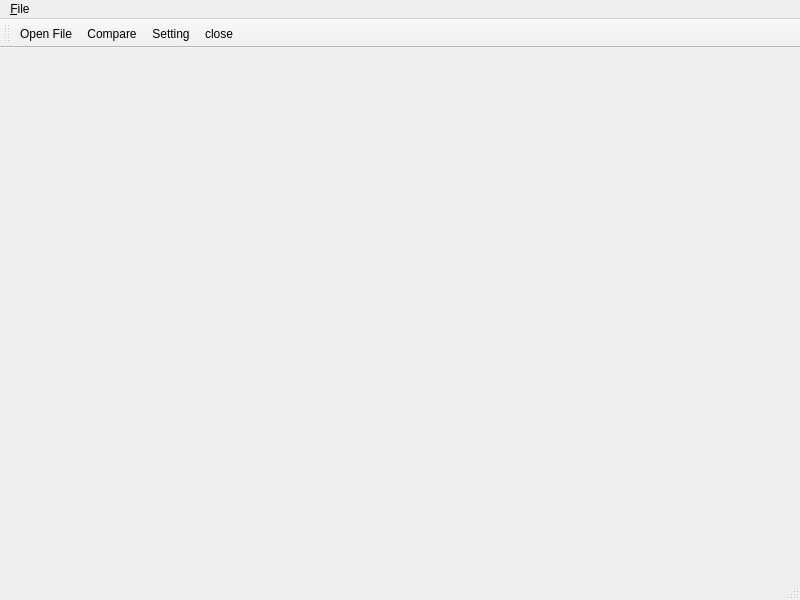
ie456/LEARN-PYQT5-1, file PyQt5-Chinese-tutorial/MainPage.ui: the form before one commit.
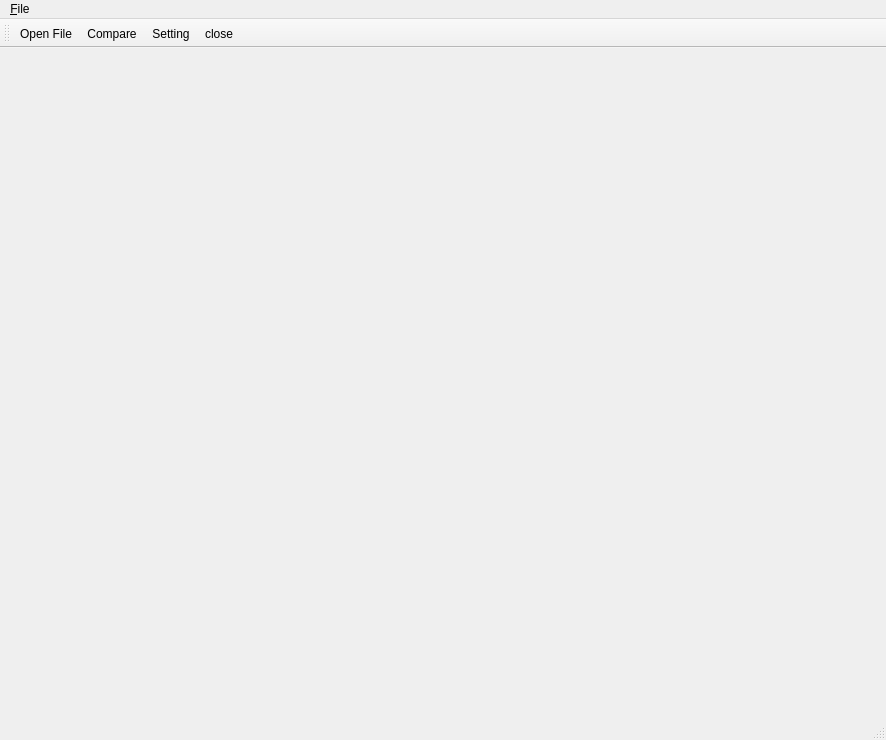
The form after the commit. Icons and pictures are not drawn.

What changed in the file:
```diff
--- a/PyQt5-Chinese-tutorial/MainPage.ui
+++ b/PyQt5-Chinese-tutorial/MainPage.ui
@@ -6,20 +6,28 @@
    <rect>
     <x>0</x>
     <y>0</y>
-    <width>800</width>
-    <height>600</height>
+    <width>886</width>
+    <height>740</height>
    </rect>
   </property>
   <property name="windowTitle">
    <string>MainWindow</string>
   </property>
-  <widget class="QWidget" name="centralwidget"/>
+  <widget class="QWidget" name="centralwidget">
+   <property name="layoutDirection">
+    <enum>Qt::LeftToRight</enum>
+   </property>
+   <property name="autoFillBackground">
+    <bool>false</bool>
+   </property>
+   <layout class="QVBoxLayout" name="verticalLayout"/>
+  </widget>
   <widget class="QMenuBar" name="menubar">
    <property name="geometry">
     <rect>
      <x>0</x>
      <y>0</y>
-     <width>800</width>
+     <width>886</width>
      <height>25</height>
     </rect>
    </property>
@@ -42,7 +50,7 @@
     <enum>TopToolBarArea</enum>
    </attribute>
    <attribute name="toolBarBreak">
-    <bool>false</bool>
+    <bool>true</bool>
    </attribute>
    <addaction name="actionImportFile"/>
    <addaction name="actionCompare"/>
```
